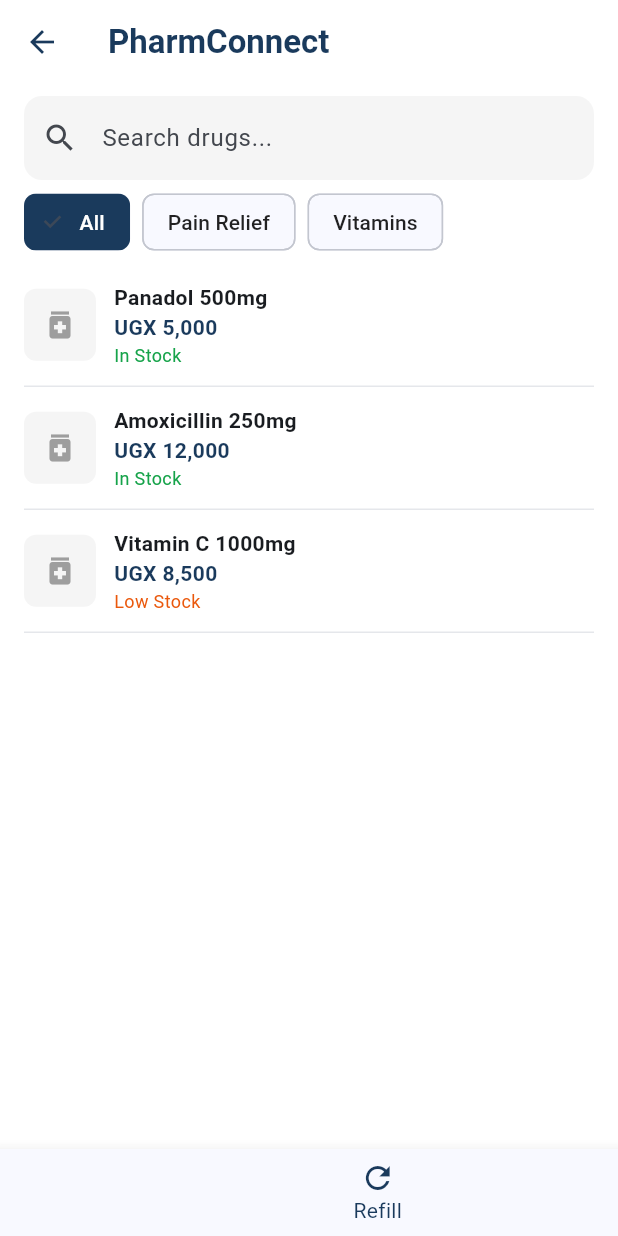
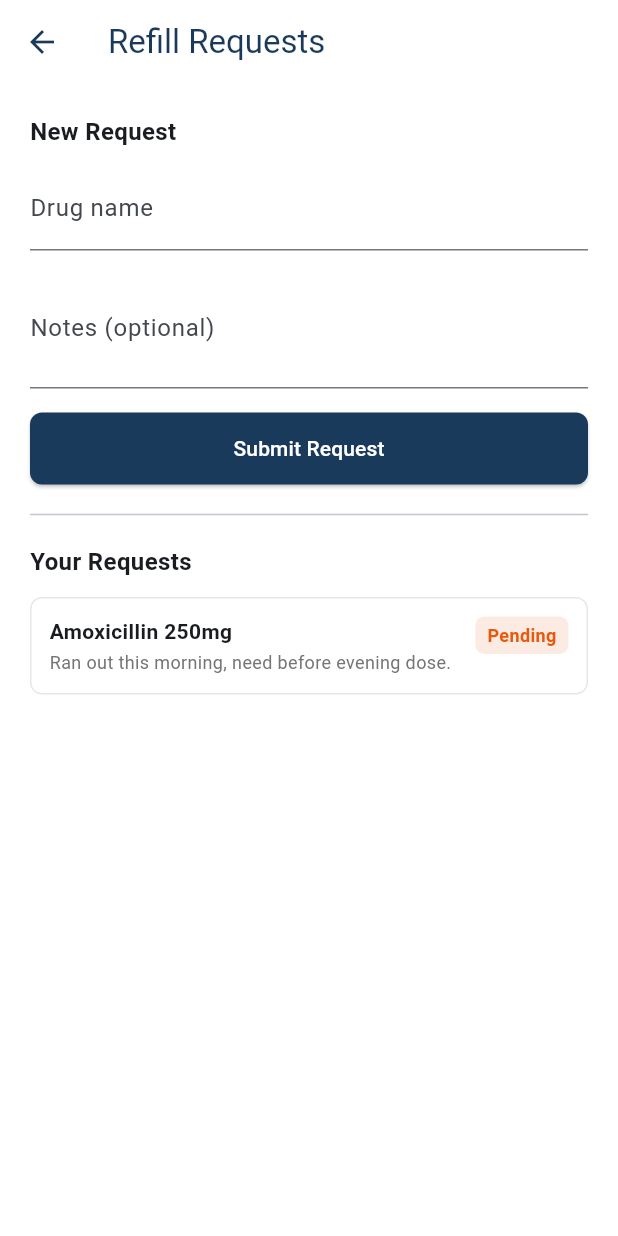
Before and after one commit to Emarc480/PharmConnect, a Flutter app: the HomeScreen screen opened by its route, item 3 of the bottom bar chosen, on a phone screen of 412 x 824 dp. Run offline on Flutter 3.47's test engine with Material 3 defaults, Android fonts, the phone set to English and light mode, and no system bars.

Commit message:
Add refill request flow, wire navigation, make staff dashboard live
- Add RefillRequest model and RefillProvider (pending/approved/ready/declined)
- Add customer refill request screen and staff refill management screen
- Add customer orders list screen and profile screen
- Wire home screen drug taps and bottom nav to real navigation
- Wire inventory screen bottom nav (orders/profile tabs)
- Staff dashboard now pulls live stats from OrderProvider/InventoryProvider/RefillProvider
- Drug detail's Request Refill button now submits a real refill request

```diff
--- a/lib/core/constants/app_routes.dart
+++ b/lib/core/constants/app_routes.dart
@@ -9,6 +9,10 @@ import '../../screens/drug_detail_screen.dart';
 import '../../screens/cart_screen.dart';
 import '../../screens/order_tracking_screen.dart';
 import '../../screens/order_management_screen.dart';
+import '../../screens/orders_list_screen.dart';
+import '../../screens/refill_request_screen.dart';
+import '../../screens/refill_management_screen.dart';
+import '../../screens/profile_screen.dart';
 
 class AppRoutes {
   static const String login = '/login';
@@ -19,6 +23,10 @@ class AppRoutes {
   static const String drugDetail = '/drug-detail';
   static const String cart = '/cart';
   static const String orderTracking = '/order-tracking';
+  static const String myOrders = '/my-orders';
+  static const String refill = '/refill';
+  static const String refillManagement = '/refill-management';
+  static const String profile = '/profile';
 
   static Map<String, WidgetBuilder> routes = {
     login: (context) => const LoginScreen(),
@@ -27,6 +35,10 @@ class AppRoutes {
     inventory: (context) => const InventoryScreen(),
     orders: (context) => const OrderManagementScreen(),
     cart: (context) => const CartScreen(),
+    myOrders: (context) => const OrdersListScreen(),
+    refill: (context) => const RefillRequestScreen(),
+    refillManagement: (context) => const RefillManagementScreen(),
+    profile: (context) => const ProfileScreen(),
   };
 
   /// Handles routes that need arguments (drug object, order id).
--- a/lib/main.dart
+++ b/lib/main.dart
@@ -6,6 +6,7 @@ import 'providers/auth_provider.dart';
 import 'providers/drug_provider.dart';
 import 'providers/cart_provider.dart';
 import 'providers/order_provider.dart';
+import 'providers/refill_provider.dart';
 import 'core/constants/app_routes.dart';
 import 'core/theme/app_theme.dart';
 
@@ -19,6 +20,7 @@ void main() {
         ChangeNotifierProvider(create: (_) => DrugProvider()),
         ChangeNotifierProvider(create: (_) => CartProvider()),
         ChangeNotifierProvider(create: (_) => OrderProvider()),
+        ChangeNotifierProvider(create: (_) => RefillProvider()),
       ],
       child: const PharmConnectApp(),
     ),
--- /dev/null
+++ b/lib/models/refill_request.dart
@@ -0,0 +1,32 @@
+enum RefillStatus { pending, approved, ready, declined }
+
+extension RefillStatusLabel on RefillStatus {
+  String get label {
+    switch (this) {
+      case RefillStatus.pending:
+        return 'Pending';
+      case RefillStatus.approved:
+        return 'Approved';
+      case RefillStatus.ready:
+        return 'Ready for Pickup';
+      case RefillStatus.declined:
+        return 'Declined';
+    }
+  }
+}
+
+class RefillRequest {
+  final String id;
+  final String drugName;
+  final String? notes;
+  final DateTime requestDate;
+  RefillStatus status;
+
+  RefillRequest({
+    required this.id,
+    required this.drugName,
+    this.notes,
+    required this.requestDate,
+    this.status = RefillStatus.pending,
+  });
+}
--- /dev/null
+++ b/lib/providers/refill_provider.dart
@@ -0,0 +1,39 @@
+import 'package:flutter/foundation.dart';
+import '../models/refill_request.dart';
+
+class RefillProvider extends ChangeNotifier {
+  final List<RefillRequest> _requests = [
+    RefillRequest(
+      id: 'RF-1001',
+      drugName: 'Amoxicillin 250mg',
+      notes: 'Ran out this morning, need before evening dose.',
+      requestDate: DateTime.now().subtract(const Duration(hours: 5)),
+      status: RefillStatus.pending,
+    ),
+  ];
+
+  List<RefillRequest> get requests => List.unmodifiable(_requests.reversed);
+
+  List<RefillRequest> get pending =>
+      _requests.where((r) => r.status == RefillStatus.pending).toList().reversed.toList();
+
+  int get pendingCount => _requests.where((r) => r.status == RefillStatus.pending).length;
+
+  RefillRequest submitRequest({required String drugName, String? notes}) {
+    final request = RefillRequest(
+      id: 'RF-${1000 + _requests.length + 1}',
+      drugName: drugName,
+      notes: notes,
+      requestDate: DateTime.now(),
+    );
+    _requests.add(request);
+    notifyListeners();
+    return request;
+  }
+
+  void updateStatus(String id, RefillStatus status) {
+    final request = _requests.firstWhere((r) => r.id == id);
+    request.status = status;
+    notifyListeners();
+  }
+}
--- a/lib/screens/drug_detail_screen.dart
+++ b/lib/screens/drug_detail_screen.dart
@@ -2,6 +2,7 @@ import 'package:flutter/material.dart';
 import 'package:provider/provider.dart';
 import '../models/drug.dart';
 import '../providers/cart_provider.dart';
+import '../providers/refill_provider.dart';
 import '../core/theme/app_theme.dart';
 import '../core/constants/app_routes.dart';
 
@@ -140,6 +141,7 @@ class _DrugDetailScreenState extends State<DrugDetailScreen> {
             const SizedBox(height: 12),
             OutlinedButton(
               onPressed: () {
+                context.read<RefillProvider>().submitRequest(drugName: drug.name);
                 ScaffoldMessenger.of(context).showSnackBar(
                   SnackBar(content: Text('Refill request sent for ${drug.name}')),
                 );
--- /dev/null
+++ b/lib/screens/refill_management_screen.dart
@@ -0,0 +1,90 @@
+import 'package:flutter/material.dart';
+import 'package:provider/provider.dart';
+import '../models/refill_request.dart';
+import '../providers/refill_provider.dart';
+import '../core/theme/app_theme.dart';
+
+class RefillManagementScreen extends StatelessWidget {
+  const RefillManagementScreen({super.key});
+
+  @override
+  Widget build(BuildContext context) {
+    final requests = context.watch<RefillProvider>().requests;
+
+    return Scaffold(
+      appBar: AppBar(
+        title: const Text('Refill Management', style: TextStyle(fontWeight: FontWeight.w700)),
+      ),
+      body: SafeArea(
+        child: requests.isEmpty
+            ? const Center(child: Text('No refill requests'))
+            : ListView.separated(
+                padding: const EdgeInsets.all(16),
+                itemCount: requests.length,
+                separatorBuilder: (_, _) => const Divider(),
+                itemBuilder: (context, i) => _RefillManagementRow(request: requests[i]),
+              ),
+      ),
+    );
+  }
+}
+
+class _RefillManagementRow extends StatelessWidget {
+  final RefillRequest request;
+
+  const _RefillManagementRow({required this.request});
+
+  @override
+  Widget build(BuildContext context) {
+    final provider = context.read<RefillProvider>();
+
+    return Padding(
+      padding: const EdgeInsets.symmetric(vertical: 6),
+      child: Row(
+        crossAxisAlignment: CrossAxisAlignment.start,
+        children: [
+          Expanded(
+            child: Column(
+              crossAxisAlignment: CrossAxisAlignment.start,
+              children: [
+                Text(request.drugName, style: const TextStyle(fontWeight: FontWeight.w700)),
+                if (request.notes != null) ...[
+                  const SizedBox(height: 2),
+                  Text(request.notes!, style: TextStyle(color: Colors.grey.shade600, fontSize: 12)),
+                ],
+                const SizedBox(height: 4),
+                Text(
+                  request.status.label,
+                  style: const TextStyle(color: AppTheme.primaryNavy, fontWeight: FontWeight.w600, fontSize: 12),
+                ),
+              ],
+            ),
+          ),
+          if (request.status == RefillStatus.pending) ...[
+            TextButton(
+              onPressed: () => provider.updateStatus(request.id, RefillStatus.declined),
+              style: TextButton.styleFrom(foregroundColor: Colors.red),
+              child: const Text('Decline'),
+            ),
+            TextButton(
+              onPressed: () => provider.updateStatus(request.id, RefillStatus.approved),
+              child: const Text('Approve'),
+            ),
+          ] else if (request.status == RefillStatus.approved)
+            TextButton(
+              onPressed: () => provider.updateStatus(request.id, RefillStatus.ready),
+              child: const Text('Mark Ready'),
+            )
+          else
+            Padding(
+              padding: const EdgeInsets.symmetric(vertical: 8),
+              child: Text(
+                request.status == RefillStatus.ready ? 'Ready' : 'Closed',
+                style: const TextStyle(color: Colors.grey),
+              ),
+            ),
+        ],
+      ),
+    );
+  }
+}
--- /dev/null
+++ b/lib/screens/refill_request_screen.dart
@@ -0,0 +1,156 @@
+import 'package:flutter/material.dart';
+import 'package:provider/provider.dart';
+import '../models/refill_request.dart';
+import '../providers/refill_provider.dart';
+import '../core/theme/app_theme.dart';
+
+class RefillRequestScreen extends StatefulWidget {
+  const RefillRequestScreen({super.key});
+
+  @override
+  State<RefillRequestScreen> createState() => _RefillRequestScreenState();
+}
+
+class _RefillRequestScreenState extends State<RefillRequestScreen> {
+  final _formKey = GlobalKey<FormState>();
+  final _drugController = TextEditingController();
+  final _notesController = TextEditingController();
+
+  @override
+  void dispose() {
+    _drugController.dispose();
+    _notesController.dispose();
+    super.dispose();
+  }
+
+  void _submit() {
+    if (!_formKey.currentState!.validate()) return;
+    context.read<RefillProvider>().submitRequest(
+          drugName: _drugController.text.trim(),
+          notes: _notesController.text.trim().isEmpty ? null : _notesController.text.trim(),
+        );
+    _drugController.clear();
+    _notesController.clear();
+    FocusScope.of(context).unfocus();
+    ScaffoldMessenger.of(context).showSnackBar(
+      const SnackBar(content: Text('Refill request submitted')),
+    );
+  }
+
+  @override
+  Widget build(BuildContext context) {
+    final requests = context.watch<RefillProvider>().requests;
+
+    return Scaffold(
+      appBar: AppBar(title: const Text('Refill Requests')),
+      body: SafeArea(
+        child: ListView(
+          padding: const EdgeInsets.all(20),
+          children: [
+            Form(
+              key: _formKey,
+              child: Column(
+                crossAxisAlignment: CrossAxisAlignment.stretch,
+                children: [
+                  const Text('New Request', style: TextStyle(fontWeight: FontWeight.w700, fontSize: 16)),
+                  const SizedBox(height: 12),
+                  TextFormField(
+                    controller: _drugController,
+                    decoration: const InputDecoration(labelText: 'Drug name'),
+                    validator: (v) => (v == null || v.trim().isEmpty) ? 'Drug name is required' : null,
+                  ),
+                  const SizedBox(height: 12),
+                  TextFormField(
+                    controller: _notesController,
+                    decoration: const InputDecoration(labelText: 'Notes (optional)'),
+                    maxLines: 2,
+                  ),
+                  const SizedBox(height: 16),
+                  ElevatedButton(
+                    onPressed: _submit,
+                    style: ElevatedButton.styleFrom(
+                      backgroundColor: AppTheme.primaryNavy,
+                      foregroundColor: Colors.white,
+                      minimumSize: const Size.fromHeight(48),
+                      shape: RoundedRectangleBorder(borderRadius: BorderRadius.circular(8)),
+                    ),
+                    child: const Text('Submit Request'),
+                  ),
+                ],
+              ),
+            ),
+            const Divider(height: 40),
+            const Text('Your Requests', style: TextStyle(fontWeight: FontWeight.w700, fontSize: 16)),
+            const SizedBox(height: 12),
+            if (requests.isEmpty)
+              const Padding(
+                padding: EdgeInsets.symmetric(vertical: 24),
+                child: Center(child: Text('No refill requests yet')),
+              )
+            else
+              for (final request in requests) _RefillRequestTile(request: request),
+          ],
+        ),
+      ),
+    );
+  }
+}
+
+class _RefillRequestTile extends StatelessWidget {
+  final RefillRequest request;
+
+  const _RefillRequestTile({required this.request});
+
+  Color _statusColor() {
+    switch (request.status) {
+      case RefillStatus.pending:
+        return AppTheme.lowStockOrange;
+      case RefillStatus.approved:
+        return AppTheme.primaryNavy;
+      case RefillStatus.ready:
+        return AppTheme.inStockGreen;
+      case RefillStatus.declined:
+        return Colors.red;
+    }
+  }
+
+  @override
+  Widget build(BuildContext context) {
+    return Container(
+      margin: const EdgeInsets.only(bottom: 10),
+      padding: const EdgeInsets.all(12),
+      decoration: BoxDecoration(
+        border: Border.all(color: AppTheme.borderGrey),
+        borderRadius: BorderRadius.circular(8),
+      ),
+      child: Row(
+        crossAxisAlignment: CrossAxisAlignment.start,
+        children: [
+          Expanded(
+            child: Column(
+              crossAxisAlignment: CrossAxisAlignment.start,
+              children: [
+                Text(request.drugName, style: const TextStyle(fontWeight: FontWeight.w600)),
+                if (request.notes != null) ...[
+                  const SizedBox(height: 2),
+                  Text(request.notes!, style: TextStyle(color: Colors.grey.shade600, fontSize: 12)),
+                ],
+              ],
+            ),
+          ),
+          Container(
+            padding: const EdgeInsets.symmetric(horizontal: 8, vertical: 4),
+            decoration: BoxDecoration(
+              color: _statusColor().withValues(alpha: 0.12),
+              borderRadius: BorderRadius.circular(6),
+            ),
+            child: Text(
+              request.status.label,
+              style: TextStyle(color: _statusColor(), fontWeight: FontWeight.w600, fontSize: 12),
+            ),
+          ),
+        ],
+      ),
+    );
+  }
+}
```
Also changed, not shown: lib/screens/home/home_screen.dart (+25 -5 lines), lib/screens/inventory_screen.dart (+11 -2 lines), lib/screens/orders_list_screen.dart (added, +45 -0 lines), lib/screens/profile_screen.dart (added, +70 -0 lines), lib/screens/staff_dashboard.dart (+36 -6 lines).
